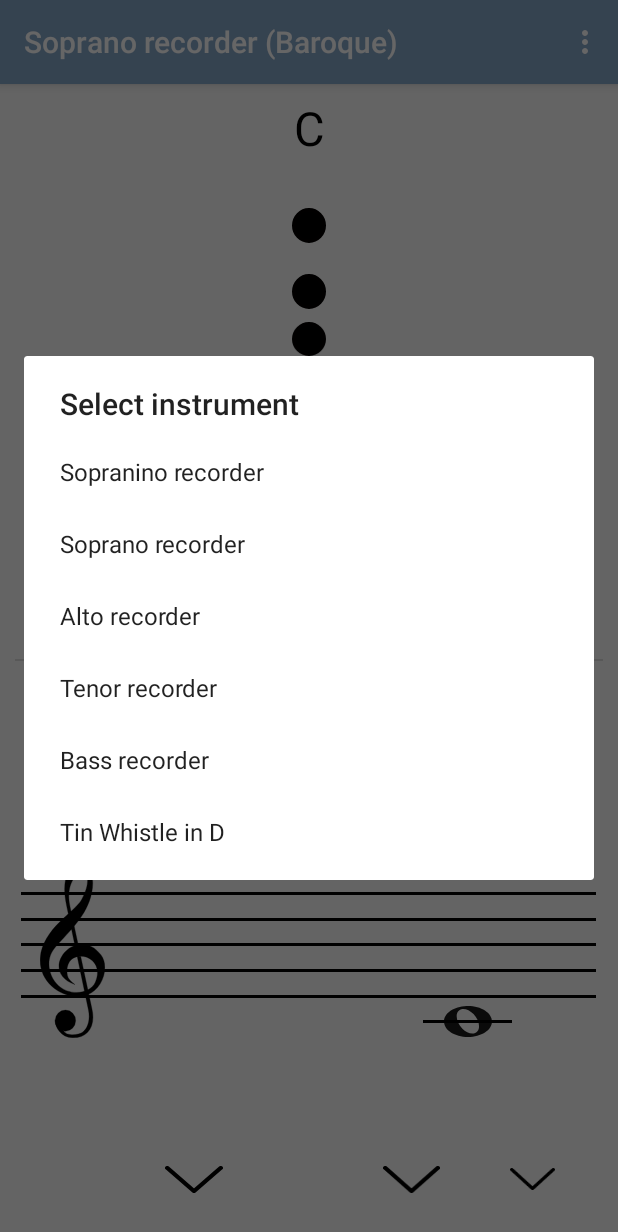
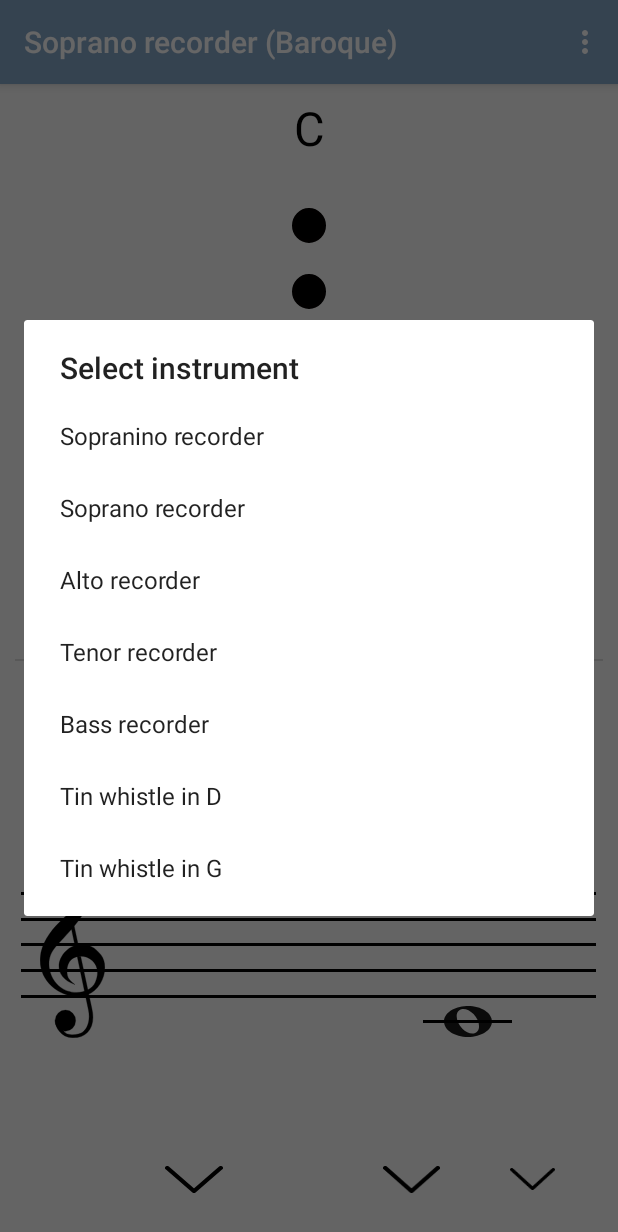
Before and after one commit to thalman/PlayRecorder, an Android app: the screen it shows after launch (MainActivity), in the options menu, after a tap on "Instrument", on a phone screen of 412 x 824 dp. Shown: the top 1232 px of the screen. Run offline under Robolectric (Android 15) with nearby library versions, the phone set to English and light mode, and no system bars.

Commit message:
Problem: translation are not up to date
Solution: update translations with help of deepl

```diff
--- a/app/src/main/res/values/strings.xml
+++ b/app/src/main/res/values/strings.xml
@@ -13,7 +13,8 @@
         <item>Alto recorder</item>
         <item>Tenor recorder</item>
         <item>Bass recorder</item>
-        <item>Tin Whistle in D</item>
+        <item>Tin whistle in D</item>
+        <item>Tin whistle in G</item>
     </string-array>
     <string name="fingering_title">Select recorder fingering</string>
     <string-array name="fingering_items">
```
Also changed, not shown: 3 other files.
